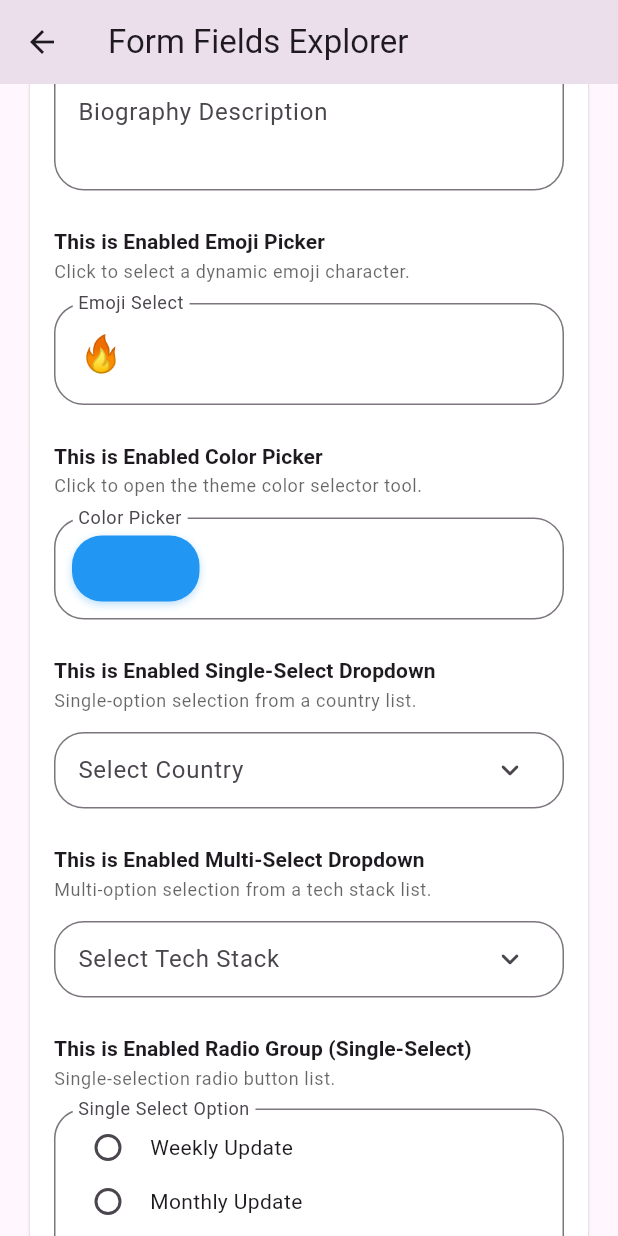
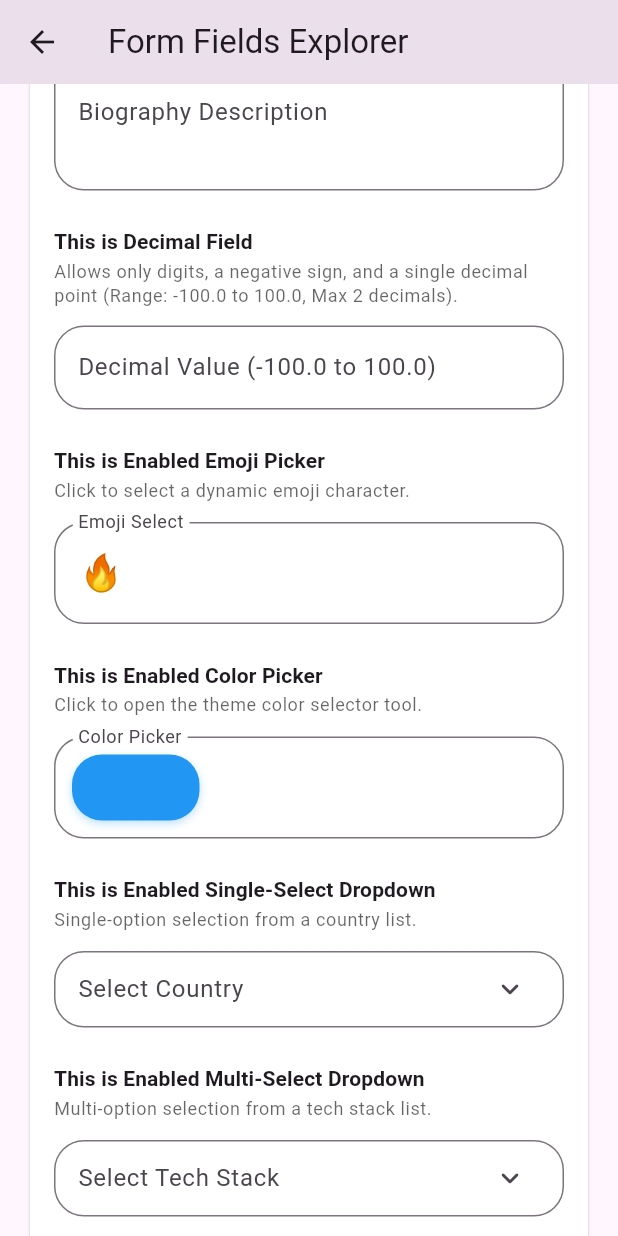
Before and after one commit to karthikayansde/frontend_systems, a Flutter app: the FormFieldsScreen screen opened directly, scrolled down 1728 dp, on a phone screen of 412 x 824 dp. Run offline on Flutter 3.47's test engine with Material 3 defaults, Android fonts, the phone set to English and light mode, and no system bars; drawn by our look-alikes of reactive_forms; our stand-ins replace emoji_picker_flutter, flutter_secure_storage, get, get_storage, logger; missing offline and left inert: flex_color_picker; accounts and stored records are empty; Roboto replaces fonts that are missing (PlusJakartaSans, Satoshi).

Commit message:
6 tab total completed

```diff
--- a/lib/core/constants/app_spacings.dart
+++ b/lib/core/constants/app_spacings.dart
@@ -13,6 +13,10 @@ class AppSpacings {
   static const double spaceLg = 20.0;
   static const double spaceXl = 24.0;
   static const double spaceXxl = 32.0;
+  // scaffold top, horizontal
+  static const double scaffoldTop = 8.0;
+  static const double scaffoldHorizontal = 16.0;
+
 
   // icon sizes
   static const double iconSmall = 16.0;
--- /dev/null
+++ b/lib/core/utils/app_input_formatters.dart
@@ -0,0 +1,245 @@
+import 'package:flutter/services.dart';
+
+/// A utility class to provide common TextInputFormatter lists for various input fields.
+class AppInputFormatters {
+  // --- Common Deny Patterns ---
+  // These are characters that are typically NOT desired in most text fields,
+  // especially for names, general text, etc.
+
+  /// Denies common Latin accented characters (e.g., from European languages).
+  /// These are already ranges, safe for direct inclusion in a character class.
+  static const String _latinAccentedChars = r'À-ÖØ-öø-ÿ';
+
+  /// Denies specific Latin extended characters with diacritics, often used in transliteration.
+  /// These are already ranges, safe for direct inclusion in a character class.
+  static const String _latinExtendedChars = r'ÆĒṬÑŪĪŌḤṄḌŚĀṢṆṀæēṭñūīōḥṅḍśāṣṇṁ';
+
+  /// Denies common symbols, including special characters and some punctuation.
+  /// Important: Inside a character class `[]`, only `^`, `-`, `]`, `\` have special meaning.
+  /// Others like `!@#$%^&*()` don't need escaping.
+  /// We need to escape `\` itself, `[`, `]`, `-`.
+  static const String _commonSymbols = r'!@#$%^&*()_+={}\[\]:;<>,?~\\/\-"\'; // Escaped `[`, `]`, `\`, `-`, added single/double quotes at the end
+
+  /// Denies a wide range of emojis and some obscure Unicode symbols.
+  /// We convert these to individual characters or specific ranges safe for a combined character class.
+  /// The original `[\u2000-\u3300]` etc. are themselves character classes and cannot be nested.
+  /// We need to express them as raw parts of the combined character class.
+  /// For emojis, Dart's `RegExp` does not fully support all Unicode properties like `\p{Emoji}` directly.
+  /// The provided ranges are a good starting point but can be very broad.
+  /// I'm including the raw unicode ranges as individual parts of the final regex.
+  /// **Note:** `\ud83c[\ud000-\udfff]\ud83d[\ud000-\udfff]\ud83e[\ud000-\udfff]` are surrogate pairs.
+  /// For `FilteringTextInputFormatter.deny`, it's often more practical to deny by general category
+  /// or specific problematic ranges rather than trying to match full surrogate pairs.
+  /// Let's simplify this for the character class.
+  static const String _emojisAndObscureSymbolsChars =
+      r'\u00a9\u00ae' // Copyright, Registered
+      r'\u2000-\u200B\u200C\u200D' // General Punctuation (some zero width joiners, non-joiners)
+      r'\u200E-\u200F\u2028-\u2029\u202F\u205F\u3000' // More spaces, line/paragraph separators
+      r'\u2100-\u214F' // Letterlike Symbols
+      r'\u2190-\u21FF' // Arrows
+      r'\u2300-\u23FF' // Miscellaneous Technical
+      r'\u2400-\u243F' // Control Pictures
+      r'\u2440-\u245F' // Optical Character Recognition
+      r'\u2500-\u257F' // Box Drawing
+      r'\u2580-\u259F' // Block Elements
+      r'\u25A0-\u25FF' // Geometric Shapes
+      r'\u2600-\u26FF' // Miscellaneous Symbols (many common emojis are here)
+      r'\u2700-\u27BF' // Dingbats (more common emojis)
+      r'\u2B00-\u2BFF' // Miscellaneous Symbols and Arrows
+      r'\u2E80-\u2FFF' // CJK Radicals, Ideograph Description Chars
+      r'\u3000-\u303F' // CJK Symbols and Punctuation
+      r'\u3040-\u309F' // Hiragana
+      r'\u30A0-\u30FF' // Katakana
+      r'\u3100-\u312F' // Bopomofo
+      r'\u3130-\u318F' // Hangul Compatibility Jamo
+      r'\u3190-\u319F' // Kanbun
+      r'\u31A0-\u31BF' // Bopomofo Extended
+      r'\u31F0-\u31FF' // Katakana Phonetic Extensions
+      r'\u3200-\u32FF' // Enclosed CJK Letters and Months
+      r'\u3300-\u33FF' // CJK Compatibility
+      r'\uFE00-\uFE0F' // Variation Selectors (important for emoji appearance)
+      r'\uFEFF'       // Zero Width No-Break Space (BOM)
+      r'\uFFFD'       // Replacement Character
+      r'\uFFFC'       // Object Replacement Character
+  // Simplified approach for common emoji blocks (surrogate pairs are tricky for single char class deny)
+  // These ranges cover many common emojis.
+      r'\uD800-\uDBFF\uDC00-\uDFFF'; // Basic BMP Private Use Area, high and low surrogates
+  // This is a broad stroke for "obscure Unicode"
+
+  // --- Specific Allow Patterns ---
+  /// Unicode range for Tamil script characters.
+  /// This range `\u0B80-\u0BFF` covers the base characters and most combining characters.
+  /// The dot on top (Pulli/மெய்) is a combining character. Ensure your font supports it.
+  static const String _tamilChars = r'\u0B80-\u0BFF'; // This is equivalent to அ-ஔஃக-ஹ
+
+  /// Blocks a predefined set of unwanted characters.
+  /// We combine all deny patterns into a single character class.
+  static final RegExp _globalDenyRegExp = RegExp(
+    '[$_latinAccentedChars$_latinExtendedChars$_commonSymbols$_emojisAndObscureSymbolsChars]',
+    unicode: true, // Crucial for correct handling of wider Unicode ranges
+  );
+
+  // --- Public Functions Based on Your Request ---
+
+  /// Formatter for fields allowing only English and Tamil letters.
+  /// Optionally limits the length of the input.
+  static List<TextInputFormatter> onlyWords({int? length}) {
+    final List<TextInputFormatter> formatters = [
+      FilteringTextInputFormatter.allow(RegExp(r'[a-zA-Z' '$_tamilChars]', unicode: true)),
+      FilteringTextInputFormatter.deny(_globalDenyRegExp),
+    ];
+    if (length != null) {
+      formatters.add(LengthLimitingTextInputFormatter(length));
+    }
+    return formatters;
+  }
+
+  /// Formatter for fields allowing only English and Tamil letters, and spaces.
+  /// Optionally limits the length of the input.
+  static List<TextInputFormatter> onlyWordsAndSpace({int? length}) {
+    final List<TextInputFormatter> formatters = [
+      FilteringTextInputFormatter.allow(RegExp(r'[a-zA-Z\s' '$_tamilChars]', unicode: true)),
+      FilteringTextInputFormatter.deny(_globalDenyRegExp),
+    ];
+    if (length != null) {
+      formatters.add(LengthLimitingTextInputFormatter(length));
+    }
+    return formatters;
+  }
+
+  /// Formatter for fields allowing only digits.
+  /// Optionally limits the length of the input.
+  static List<TextInputFormatter> onlyDigits({int? length}) {
+    final List<TextInputFormatter> formatters = [
+      FilteringTextInputFormatter.digitsOnly,
+      // While digitsOnly is strict, adding globalDeny ensures no unwanted unicode "digit-like" chars slip through.
+      FilteringTextInputFormatter.deny(_globalDenyRegExp),
+    ];
+    if (length != null) {
+      formatters.add(LengthLimitingTextInputFormatter(length));
+    }
+    return formatters;
+  }
+
+  /// Formatter for fields allowing English and Tamil letters, digits, and spaces.
+  /// Optionally limits the length of the input.
+  static List<TextInputFormatter> onlyWordsDigitsAndSpace({int? length}) {
+    final List<TextInputFormatter> formatters = [
+      FilteringTextInputFormatter.allow(RegExp(r'[a-zA-Z0-9\s' '$_tamilChars]', unicode: true)),
+      FilteringTextInputFormatter.deny(_globalDenyRegExp),
+    ];
+    if (length != null) {
+      formatters.add(LengthLimitingTextInputFormatter(length));
+    }
+    return formatters;
+  }
+  static List<TextInputFormatter> onlyWordsDigitsSpaceAndSpecial({int? length}) {
+    final List<TextInputFormatter> formatters = [
+      FilteringTextInputFormatter.allow(RegExp(r'[a-zA-Z0-9\s' '$_tamilChars]', unicode: true)),
+    ];
+    if (length != null) {
+      formatters.add(LengthLimitingTextInputFormatter(length));
+    }
+    return formatters;
+  }
+
+  /// Formatter for fields allowing English and Tamil letters, and digits.
+  /// Optionally limits the length of the input.
+  static List<TextInputFormatter> onlyWordsAndDigits({int? length}) {
+    final List<TextInputFormatter> formatters = [
+      FilteringTextInputFormatter.allow(RegExp(r'[a-zA-Z0-9' '$_tamilChars]', unicode: true)),
+      FilteringTextInputFormatter.deny(_globalDenyRegExp),
+    ];
+    if (length != null) {
+      formatters.add(LengthLimitingTextInputFormatter(length));
+    }
+    return formatters;
+  }
+
+  /// Formatter for fields allowing only digits and a single decimal point.
+  /// Optionally limits the total length, minimum/maximum value, and decimal precision.
+  static List<TextInputFormatter> onlyDigitsWithDecimal({
+    int? length,
+    double? min,
+    double? max,
+    int? decimalPrecision,
+  }) {
+    return [
+      TextInputFormatter.withFunction((oldValue, newValue) {
+        final text = newValue.text;
+
+        // 1. Allow empty string (so they can clear it)
+        if (text.isEmpty) {
+          return newValue;
+        }
+
+        // 2. Enforce character length limit (if length is specified)
+        if (length != null && text.length > length) {
+          return oldValue;
+        }
+
+        // 3. Regexp to only allow digits, a single decimal point, and an optional negative sign
+        final regExp = RegExp(r'^-?\d*\.?\d*$');
+        if (!regExp.hasMatch(text)) {
+          return oldValue;
+        }
+
+        // 4. Validate decimal precision (digits after the decimal point)
+        if (decimalPrecision != null && text.contains('.')) {
+          final decimalPart = text.substring(text.indexOf('.') + 1);
+          if (decimalPart.length > decimalPrecision) {
+            return oldValue;
+          }
+        }
+
+        // 5. Parse value for range checks
+        final doubleValue = double.tryParse(text);
+        if (doubleValue != null) {
+          // Validate max limit
+          if (max != null && doubleValue > max) {
+            return oldValue;
+          }
+
+          // Validate min limit by checking the maximum possible value we can ever reach.
+          // If the maximum possible value we can make by appending digits is less than the minimum, block it.
+          // We explicitly allow temporary prefix inputs like '0', '.', '0.', and negative counterparts.
+          if (min != null) {
+            if (text == '0' || text == '.' || text == '0.' ||
+                text == '-' || text == '-0' || text == '-.' || text == '-0.') {
+              return newValue;
+            }
+
+            double maxValuePossible;
+            if (text.startsWith('-')) {
+              // For negative numbers, appending digits or dots decreases the value,
+              // so the maximum possible value is the current value itself.
+              maxValuePossible = double.tryParse(text) ?? double.negativeInfinity;
+            } else {
+              // Positive numbers
+              if (text.contains('.')) {
+                final parts = text.split('.');
+                final integerPart = parts[0].isEmpty ? '0' : parts[0];
+                final decimalPart = parts.length > 1 ? parts[1] : '';
+                if (decimalPrecision != null) {
+                  final remainingDecimals = decimalPrecision - decimalPart.length;
+                  maxValuePossible = double.tryParse('$integerPart.$decimalPart${'9' * remainingDecimals}') ?? doubleValue;
+                } else {
+                  final intVal = double.tryParse(integerPart) ?? 0.0;
+                  maxValuePossible = intVal + 1.0;
+                }
+              } else {
+                maxValuePossible = double.infinity;
+              }
+            }
+
+            if (maxValuePossible < min) {
+              return oldValue;
+            }
+          }
+        }
+
+        return newValue;
+      })
+    ];
+  }
+}
--- a/lib/presentation/form_fields_screen.dart
+++ b/lib/presentation/form_fields_screen.dart
@@ -8,6 +8,7 @@ import '../core/shared_widgets/smart_snack_bar.dart';
 import '../core/shared_widgets/smart_form_fields/smart_buttons.dart';
 import '../core/shared_widgets/smart_form_fields/smart_date_time_picker.dart';
 import 'otp_dialog.dart';
+import '../core/utils/app_input_formatters.dart';
 
 class DemoFormFields extends SmartForm {
   @override
@@ -20,6 +21,7 @@ class DemoFormFields extends SmartForm {
   static const String passwordField = 'password';
   static const String bioField = 'bio';
   static const String githubField = 'github';
+  static const String decimalField = 'decimal';
 
   // Emoji Fields
   static const String emojiField = 'emoji';
@@ -112,6 +114,32 @@ class DemoFormFields extends SmartForm {
         isGreenWarnNeed: true,
         validationMessages: {
           ValidationMessage.required: (_) => 'GitHub handle is required.',
+        },
+      ),
+      decimalField: FieldConfig.text(
+        key: decimalField,
+        label: 'Decimal Value (-100.0 to 100.0)',
+        keyboardType: const TextInputType.numberWithOptions(decimal: true, signed: true),
+        inputFormatters: AppInputFormatters.onlyDigitsWithDecimal(
+          min: -100.0,
+          max: 100.0,
+          decimalPrecision: 2,
+        ),
+        validators: [
+          Validators.delegate((control) {
+            final value = control.value;
+            if (value == null || value.toString().isEmpty) {
+              return null;
+            }
+            final doubleValue = double.tryParse(value.toString());
+            if (doubleValue == null || doubleValue < -100.0) {
+              return {ValidationMessage.min: true};
+            }
+            return null;
+          }),
+        ],
+        validationMessages: {
+          ValidationMessage.min: (error) => 'Value must be at least -100.0.',
         },
       ),
 
@@ -500,6 +528,13 @@ class _FormFieldsScreenState extends State<FormFieldsScreen> {
                       const SizedBox(height: 24),
                       _buildFieldSection(
                         context,
+                        title: 'This is Decimal Field',
+                        description: 'Allows only digits, a negative sign, and a single decimal point (Range: -100.0 to 100.0, Max 2 decimals).',
+                        field: _form.buildWidget(DemoFormFields.decimalField),
+                      ),
+                      const SizedBox(height: 24),
+                      _buildFieldSection(
+                        context,
                         title: 'This is Enabled Emoji Picker',
                         description: 'Click to select a dynamic emoji character.',
                         field: _form.buildWidget(DemoFormFields.emojiField),
--- a/lib/presentation/spacings_screen.dart
+++ b/lib/presentation/spacings_screen.dart
@@ -34,6 +34,8 @@ class SpacingsScreen extends StatelessWidget {
                     _buildSpacingItem(context, 'spaceLg', AppSpacings.spaceLg),
                     _buildSpacingItem(context, 'spaceXl', AppSpacings.spaceXl),
                     _buildSpacingItem(context, 'spaceXxl', AppSpacings.spaceXxl),
+                    _buildSpacingItem(context, 'scaffold top', AppSpacings.scaffoldTop),
+                    _buildSpacingItem(context, 'scaffold horizontal', AppSpacings.scaffoldHorizontal),
                   ],
                 ),
               ),
```
